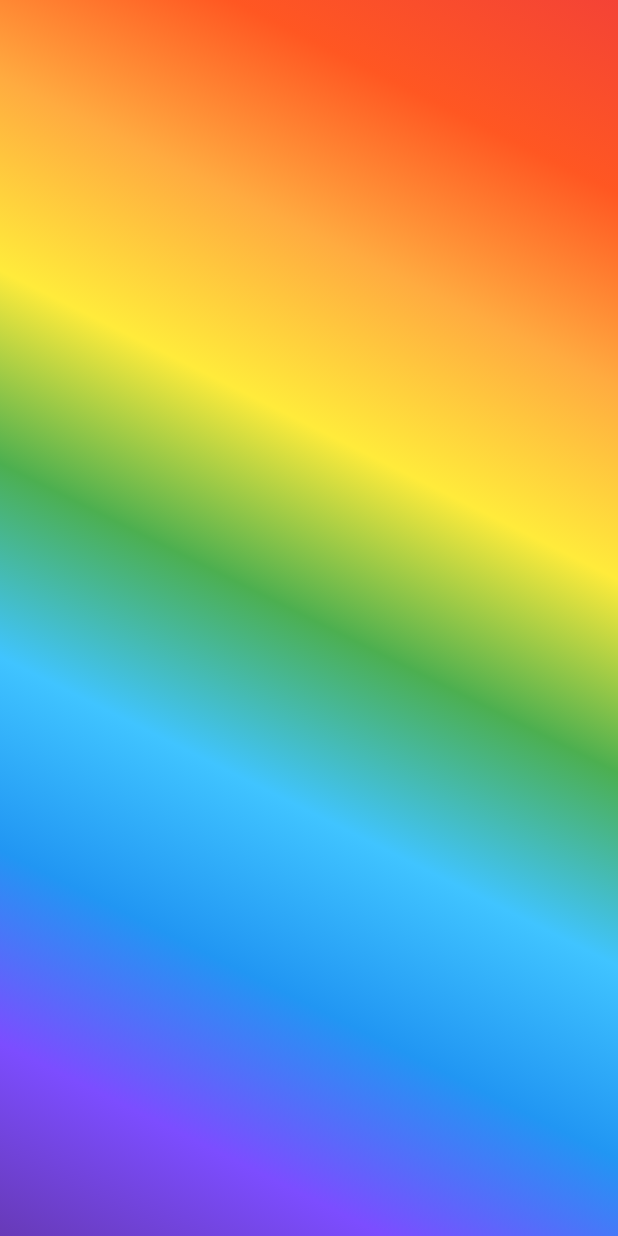
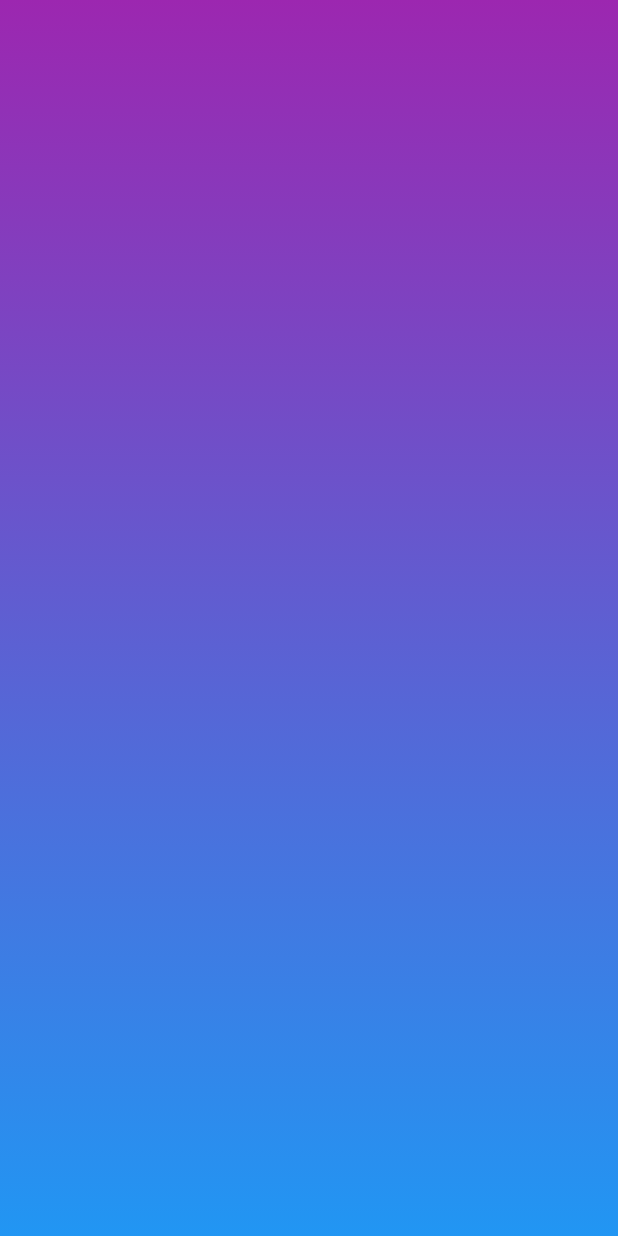
Before and after one commit to Sky-RV/Backgroung-Simple-Flutter, a Flutter app: the screen it shows after launch, after a tap on "Linear Smooth Background", on a phone screen of 412 x 824 dp. Run offline on Flutter 3.47's test engine with Material 2 defaults, Android fonts, the phone set to English and light mode, and no system bars.

Commit message:
Smooth Color
left to right in the comment but up to down color is in the code.

```diff
--- a/Code/lib/ObliqueSmooth.dart
+++ b/Code/lib/Oblique.dart
@@ -1,10 +1,10 @@
 import 'package:flutter/material.dart';
 
-class ObliqueSmooth extends StatelessWidget {
+class Oblique extends StatelessWidget {
   @override
   Widget build(BuildContext context) {
     return MaterialApp(
-      title: 'Image Background',
+      title: 'Oblique Background',
       debugShowCheckedModeBanner: false,
       //theme: ThemeData(colorScheme: ColorScheme.light()),
       home: MyHomePage(),
--- /dev/null
+++ b/Code/lib/Smooth.dart
@@ -0,0 +1,38 @@
+import 'package:flutter/material.dart';
+
+class Smooth extends StatelessWidget {
+  @override
+  Widget build(BuildContext context) {
+    return MaterialApp(
+      title: 'Smooth Background',
+      debugShowCheckedModeBanner: false,
+      //theme: ThemeData(colorScheme: ColorScheme.light()),
+      home: MyHomePage(),
+    );
+  }
+}
+
+class MyHomePage extends StatelessWidget {
+  @override
+  Widget build(BuildContext context) {
+    return Scaffold(
+      body: Container(
+        decoration: BoxDecoration(
+            gradient: LinearGradient(
+              //left to right gredient
+                // begin: Alignment.centerLeft,
+                // end: Alignment.centerRight,
+
+              // up to down gredient
+                begin: Alignment.topCenter,
+                end: Alignment.bottomCenter,
+                colors: [
+                  Colors.purple,
+                  Colors.blue
+                ]
+            )
+        ),
+      ),
+    );
+  }
+}
--- a/Code/lib/main.dart
+++ b/Code/lib/main.dart
@@ -1,6 +1,7 @@
 import 'package:flutter/material.dart';
 import 'package:simple/ImageBG.dart';
-import 'package:simple/ObliqueSmooth.dart';
+import 'package:simple/Oblique.dart';
+import 'package:simple/Smooth.dart';
 
 void main() => runApp(MyApp());
 
@@ -40,11 +41,23 @@ class MyHomePage extends StatelessWidget {
             SizedBox(height: 20,),
 
             ElevatedButton(
+              child: Text("Linear Oblique Background"),
+              onPressed: (){
+                Navigator.push(
+                    context,
+                    MaterialPageRoute(builder: (context) => Oblique())
+                );
+              },
+            ),
+
+            SizedBox(height: 20,),
+
+            ElevatedButton(
               child: Text("Linear Smooth Background"),
               onPressed: (){
                 Navigator.push(
                     context,
-                    MaterialPageRoute(builder: (context) => ObliqueSmooth())
+                    MaterialPageRoute(builder: (context) => Smooth())
                 );
               },
             )
```
